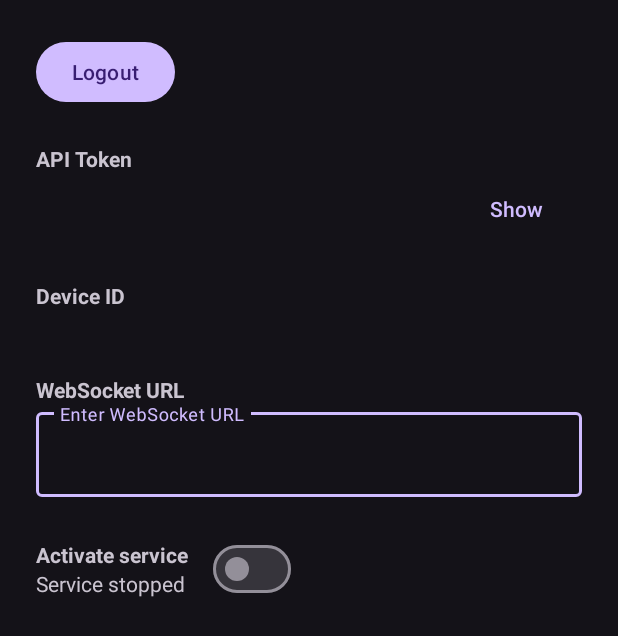
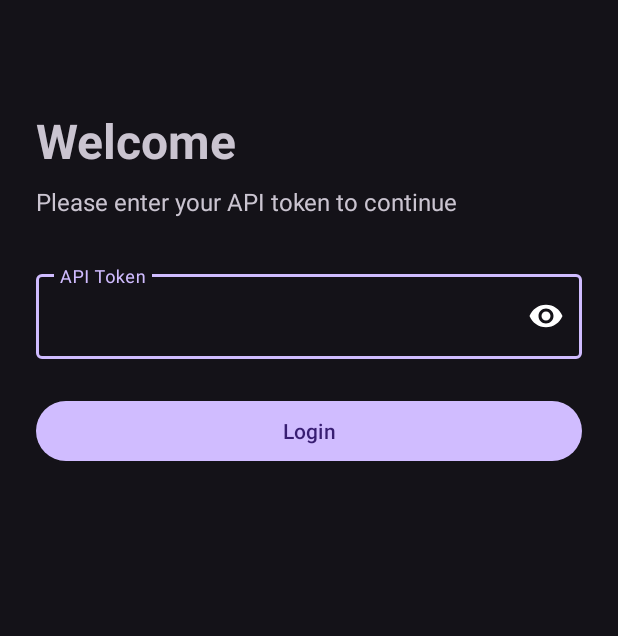
Before and after one commit to IdanKoblik/whisper, an Android app: the screen it shows after launch (HomeActivity before the commit, LoginActivity after it), on a phone screen of 412 x 824 dp. Shown: the top 636 px of the screen. Run offline under Robolectric (Android 15) with nearby library versions, the phone set to English and light mode, and no system bars.

Commit message:
bug!: sms sending fix and login page
- Add login page
- Fix a bug where sms were not sent

```diff
--- /dev/null
+++ b/android/app/src/main/java/dev/idank/application/LoginActivity.java
@@ -0,0 +1,69 @@
+package dev.idank.application;
+
+import static dev.idank.application.MainActivity.APP_PREFS;
+import static dev.idank.application.MainActivity.API_TOKEN_PREF;
+import static dev.idank.application.MainActivity.DEVICE_ID_PREF;
+
+import android.content.Intent;
+import android.content.SharedPreferences;
+import android.os.Bundle;
+import android.text.TextUtils;
+import android.view.View;
+
+import androidx.activity.EdgeToEdge;
+import androidx.appcompat.app.AppCompatActivity;
+
+import com.google.android.material.button.MaterialButton;
+import com.google.android.material.textfield.TextInputEditText;
+import com.google.android.material.textfield.TextInputLayout;
+
+import java.util.UUID;
+
+public class LoginActivity extends AppCompatActivity {
+
+    private TextInputEditText edtApiToken;
+    private TextInputLayout tilApiToken;
+    private MaterialButton btnLogin;
+
+    @Override
+    protected void onCreate(Bundle savedInstanceState) {
+        super.onCreate(savedInstanceState);
+        EdgeToEdge.enable(this);
+        setContentView(R.layout.activity_login);
+
+        edtApiToken = findViewById(R.id.edtApiToken);
+        tilApiToken = findViewById(R.id.tilApiToken);
+        btnLogin = findViewById(R.id.btnLogin);
+
+        btnLogin.setOnClickListener(this::onLoginClick);
+    }
+
+    private void onLoginClick(View view) {
+        String apiToken = edtApiToken.getText() != null ? edtApiToken.getText().toString().trim() : "";
+
+        if (TextUtils.isEmpty(apiToken)) {
+            tilApiToken.setError("API token is required");
+            return;
+        }
+
+        tilApiToken.setError(null);
+
+        SharedPreferences prefs = getSharedPreferences(APP_PREFS, MODE_PRIVATE);
+        SharedPreferences.Editor editor = prefs.edit();
+        editor.putString(API_TOKEN_PREF, apiToken);
+
+        String deviceId = prefs.getString(DEVICE_ID_PREF, null);
+        if (deviceId == null || deviceId.isEmpty()) {
+            deviceId = UUID.randomUUID().toString();
+            editor.putString(DEVICE_ID_PREF, deviceId);
+        }
+
+        editor.apply();
+
+        Intent intent = new Intent(LoginActivity.this, HomeActivity.class);
+        intent.putExtra("apiToken", apiToken);
+        intent.putExtra("deviceId", deviceId);
+        startActivity(intent);
+        finish();
+    }
+}
--- a/android/app/src/main/java/dev/idank/application/MainActivity.java
+++ b/android/app/src/main/java/dev/idank/application/MainActivity.java
@@ -1,9 +1,13 @@
 package dev.idank.application;
 
 import static androidx.core.app.ActivityCompat.requestPermissions;
+import static dev.idank.application.MainActivity.APP_PREFS;
+import static dev.idank.application.MainActivity.API_TOKEN_PREF;
+import static dev.idank.application.MainActivity.DEVICE_ID_PREF;
 
 import android.Manifest;
 import android.content.Intent;
+import android.content.SharedPreferences;
 import android.content.pm.PackageManager;
 import android.os.Build;
 import android.os.Bundle;
@@ -14,23 +18,41 @@ import androidx.core.graphics.Insets;
 import androidx.core.view.ViewCompat;
 import androidx.core.view.WindowInsetsCompat;
 
+import java.util.UUID;
+
 public class MainActivity extends AppCompatActivity {
 
     public static final String
             APP_PREFS = "WHISPER_PREFS",
-            WS_PREF = "websocketURL";
+            WS_PREF = "websocketURL",
+            API_TOKEN_PREF = "apiToken",
+            DEVICE_ID_PREF = "deviceId";
 
     @Override
     protected void onCreate(Bundle savedInstanceState) {
         super.onCreate(savedInstanceState);
         EdgeToEdge.enable(this);
-        setContentView(R.layout.activity_home);
 
-        Intent intent = new Intent(MainActivity.this, HomeActivity.class);
-        intent.putExtra("apiToken", "");
-        intent.putExtra("deviceId", "");
-        intent.putExtra("websocketURL", "");
+        SharedPreferences prefs = getSharedPreferences(APP_PREFS, MODE_PRIVATE);
+        String apiToken = prefs.getString(API_TOKEN_PREF, null);
+        String deviceId = prefs.getString(DEVICE_ID_PREF, null);
+
+        Intent intent;
+        if (apiToken == null || apiToken.isEmpty()) {
+            intent = new Intent(MainActivity.this, LoginActivity.class);
+        } else {
+            if (deviceId == null || deviceId.isEmpty()) {
+                deviceId = UUID.randomUUID().toString();
+                SharedPreferences.Editor editor = prefs.edit();
+                editor.putString(DEVICE_ID_PREF, deviceId);
+                editor.apply();
+            }
+            intent = new Intent(MainActivity.this, HomeActivity.class);
+            intent.putExtra("apiToken", apiToken);
+            intent.putExtra("deviceId", deviceId);
+        }
 
         startActivity(intent);
+        finish();
     }
 }
--- a/android/app/src/main/java/dev/idank/application/requests/MessageRequest.java
+++ b/android/app/src/main/java/dev/idank/application/requests/MessageRequest.java
@@ -1,12 +1,16 @@
 package dev.idank.application.requests;
 
+import com.fasterxml.jackson.annotation.JsonCreator;
+import com.fasterxml.jackson.annotation.JsonIgnoreProperties;
 import com.fasterxml.jackson.annotation.JsonProperty;
 
 import java.util.Set;
 
+@JsonIgnoreProperties(ignoreUnknown = false)
 public record MessageRequest(
-        String device,
+        @JsonProperty("message")
         String message,
+        @JsonProperty("targets")
         Set<String> targets
 ) {
 
--- a/android/app/src/main/java/dev/idank/application/services/WebsocketService.java
+++ b/android/app/src/main/java/dev/idank/application/services/WebsocketService.java
@@ -20,7 +20,6 @@ import dev.idank.application.clients.WebsocketClient;
 public class WebsocketService extends Service {
 
     private final ExecutorService executorService = Executors.newSingleThreadExecutor();
-
     private WebsocketClient wsClient;
 
     @Override
@@ -37,7 +36,7 @@ public class WebsocketService extends Service {
             String websocketURL = intent.getStringExtra("websocketURL");
             String deviceID = intent.getStringExtra("deviceID");
 
-            WebsocketClient.setInstance(apiToken, websocketURL, deviceID);
+            WebsocketClient.setInstance(this, apiToken, websocketURL, deviceID);
             wsClient = WebsocketClient.getInstance();
 
             executorService.submit(wsClient::connect);
@@ -62,7 +61,7 @@ public class WebsocketService extends Service {
     }
 
     private Notification createNotification() {
-        final String channelId = "whisper_service_channel";
+        String channelId = "whisper_service_channel";
 
         if (Build.VERSION.SDK_INT >= Build.VERSION_CODES.O) {
             NotificationChannel channel = new NotificationChannel(
--- /dev/null
+++ b/android/app/src/main/res/layout/activity_login.xml
@@ -0,0 +1,55 @@
+<?xml version="1.0" encoding="utf-8"?>
+<ScrollView xmlns:android="http://schemas.android.com/apk/res/android"
+    xmlns:app="http://schemas.android.com/apk/res-auto"
+    android:layout_width="match_parent"
+    android:layout_height="match_parent">
+
+    <LinearLayout
+        android:orientation="vertical"
+        android:padding="24dp"
+        android:layout_width="match_parent"
+        android:layout_height="wrap_content"
+        android:gravity="center_vertical">
+
+        <com.google.android.material.textview.MaterialTextView
+            android:text="Welcome"
+            android:textSize="32sp"
+            android:textStyle="bold"
+            android:layout_marginTop="48dp"
+            android:layout_width="wrap_content"
+            android:layout_height="wrap_content" />
+
+        <com.google.android.material.textview.MaterialTextView
+            android:text="Please enter your API token to continue"
+            android:textSize="16sp"
+            android:layout_marginTop="8dp"
+            android:layout_marginBottom="32dp"
+            android:layout_width="wrap_content"
+            android:layout_height="wrap_content" />
+
+        <com.google.android.material.textfield.TextInputLayout
+            android:id="@+id/tilApiToken"
+            android:layout_width="match_parent"
+            android:layout_height="wrap_content"
+            android:hint="API Token"
+            app:boxStrokeWidth="1dp"
+            app:boxStrokeColor="?attr/colorPrimary"
+            app:endIconMode="password_toggle"
+            app:passwordToggleEnabled="true">
+
+            <com.google.android.material.textfield.TextInputEditText
+                android:id="@+id/edtApiToken"
+                android:inputType="textPassword"
+                android:layout_width="match_parent"
+                android:layout_height="wrap_content" />
+        </com.google.android.material.textfield.TextInputLayout>
+
+        <com.google.android.material.button.MaterialButton
+            android:id="@+id/btnLogin"
+            android:text="Login"
+            android:layout_marginTop="24dp"
+            android:layout_width="match_parent"
+            android:layout_height="wrap_content" />
+
+    </LinearLayout>
+</ScrollView>
```
Also changed, not shown: android/app/src/main/AndroidManifest.xml (+12 -1 lines), android/app/src/main/java/dev/idank/application/HomeActivity.java (+58 -19 lines), android/app/src/main/java/dev/idank/application/clients/WebsocketClient.java (+19 -28 lines), android/app/src/main/java/dev/idank/application/listeners/WebsocketListener.java (+56 -33 lines).
